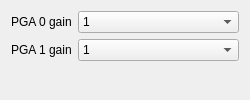
Kuszki/AVR-Monitor, file interface/gainwidget.ui: the form before one commit.
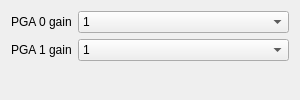
The form after the commit.

Commit message: Update interface layout

Patch:
```diff
--- a/interface/gainwidget.ui
+++ b/interface/gainwidget.ui
@@ -6,7 +6,7 @@
    <rect>
     <x>0</x>
     <y>0</y>
-    <width>250</width>
+    <width>300</width>
     <height>100</height>
    </rect>
   </property>
```
The commit also changes 4 other files.
